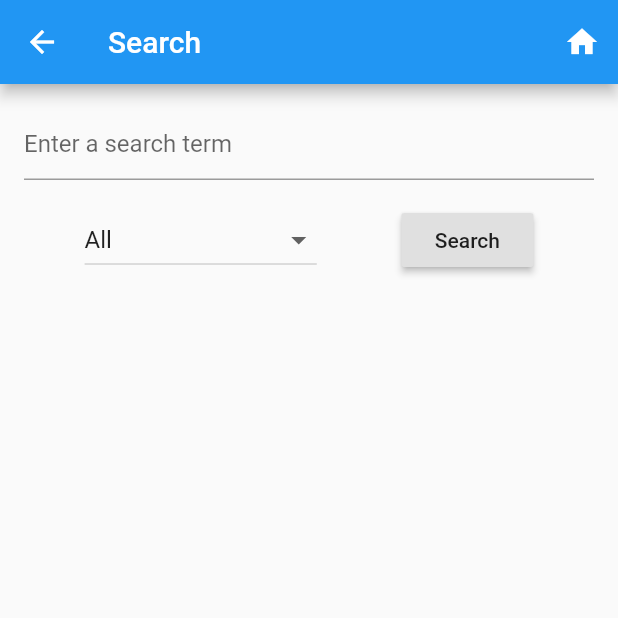
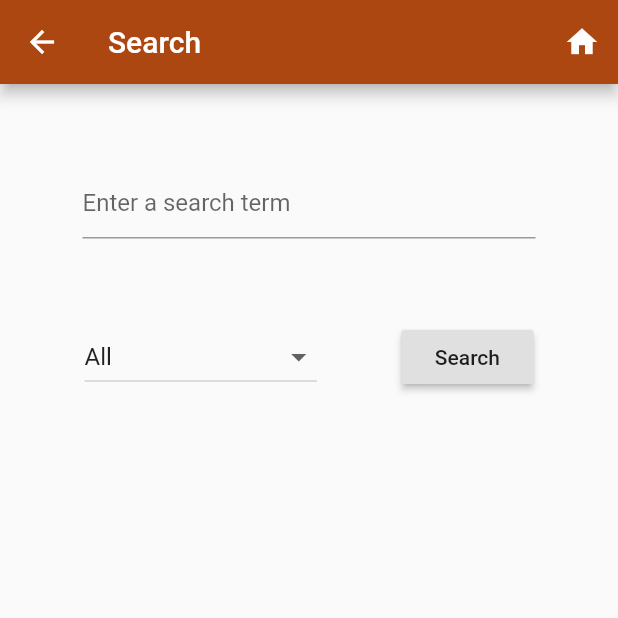
Before and after one commit to nicks189/StringCenter, a Flutter app: the Search screen opened directly, on a phone screen of 412 x 824 dp, the top half of it. Run offline on Flutter 3.47's test engine with Material 2 defaults, Android fonts, the phone set to English and light mode, and no system bars; accounts and stored records are empty; network calls fail.

Commit message:
updated search page UI

```diff
--- a/lib/search.dart
+++ b/lib/search.dart
@@ -151,6 +151,7 @@ class _SearchState extends State<Search> {
   Widget build(BuildContext context) {
     return new Scaffold(
       appBar: new AppBar(
+        backgroundColor: globals.themeColor,
         title: new Text("Search"),
         actions: <Widget>[
           new IconButton(
@@ -165,7 +166,7 @@ class _SearchState extends State<Search> {
             child: new Column(
               children: <Widget>[
                 new Container(
-                  padding: new EdgeInsets.all(16.0),
+                  padding: new EdgeInsets.all(55.0),
                   child:new TextField(
                   controller: _search,
                   decoration: new InputDecoration(hintText: "Enter a search term"),
```
